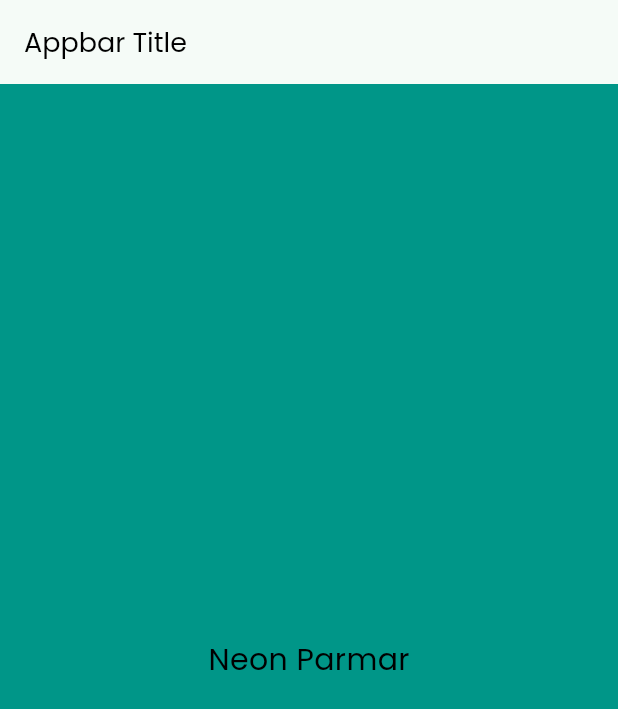
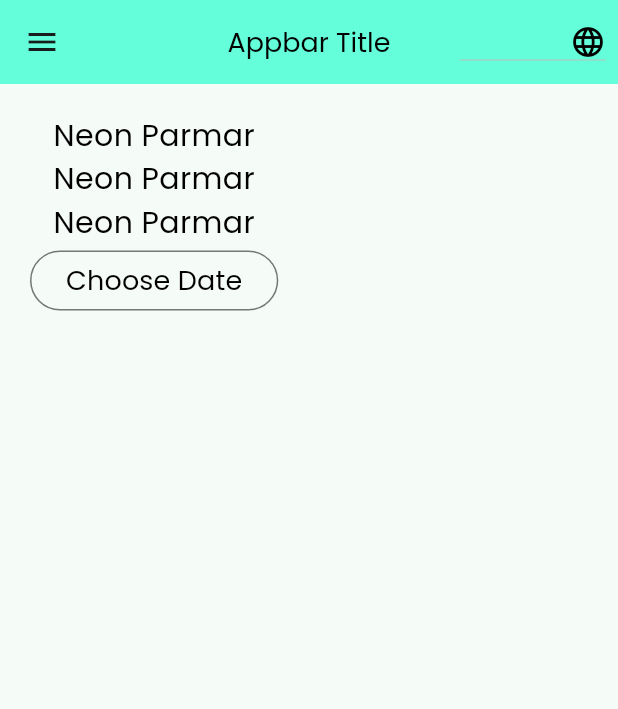
Before and after one commit to NMParmarr/localization, a Flutter app: the screen it shows after launch, on a phone screen of 412 x 824 dp. Shown: the top 709 px of the screen. Run offline on Flutter 3.47's test engine with Material 2 defaults, Android fonts, the phone set to English and light mode, and no system bars; our stand-ins replace google_fonts; network calls fail.

Commit message:
make language class and lang files .arb

```diff
--- /dev/null
+++ b/l10.yaml
@@ -0,0 +1,3 @@
+arb-dir: lib/l10n
+template-arb-file: app_en.arb
+output-localization-file: app_localizations.dart
--- /dev/null
+++ b/lib/l10n/app_ar.arb
@@ -0,0 +1,5 @@
+{
+    "name" : "اسم",
+    "neonParmar" : "نيون بارمار",
+    "chooseDate" : "اختر موعدا"
+}
--- /dev/null
+++ b/lib/l10n/app_en.arb
@@ -0,0 +1,5 @@
+{
+    "name" : "Name",
+    "neonParmar" : "Neon Parmar",
+    "chooseDate" : "Choose Date"
+}
--- a/lib/main.dart
+++ b/lib/main.dart
@@ -1,4 +1,5 @@
 import 'package:flutter/material.dart';
+import 'package:flutter_localizations/flutter_localizations.dart';
 import 'package:localization/providers/splash_provider.dart';
 import 'package:localization/routegenerator.dart';
 import 'package:provider/provider.dart';
@@ -25,6 +26,16 @@ class MyApp extends StatelessWidget {
       debugShowCheckedModeBanner: false,
       title: title,
       theme: myTheme(),
+      localizationsDelegates: [
+        GlobalMaterialLocalizations.delegate,
+        GlobalWidgetsLocalizations.delegate,
+        GlobalCupertinoLocalizations.delegate,
+      ],
+      supportedLocales: [
+        Locale('en'), // English
+        Locale('ar'), // Arabic
+      ],
+      locale: Locale('en'),
       initialRoute: RouteGenerator.splashScreen,
       onGenerateRoute: RouteGenerator.generateRoute,
     );
--- /dev/null
+++ b/lib/resourses/languages/languages.dart
@@ -0,0 +1,13 @@
+class Language {
+  final int id;
+  final String flag;
+  final String name;
+  final String langCode;
+
+  Language(this.id, this.flag, this.name, this.langCode);
+
+  static List<Language> languageList() => <Language>[
+        Language(1, '🇮🇳', 'English', 'en'),
+        Language(2, '🇮🇶', 'إنجليزي', 'ar'),
+      ];
+}
--- a/lib/utils/custom_utils.dart
+++ b/lib/utils/custom_utils.dart
@@ -1,8 +1,36 @@
 import 'package:flutter/material.dart';
+import 'package:localization/resourses/languages/languages.dart';
 import 'package:localization/utils/my_text_util.dart';
 
 class Utils extends AppBar {
   static AppBar appbar = AppBar(
+    backgroundColor: Colors.tealAccent,
     title: MyText(text: "Appbar Title"),
+    centerTitle: true,
+    actions: [
+      Padding(
+        padding: EdgeInsets.all(8),
+        child: DropdownButton<Language>(
+            icon: Icon(
+              Icons.language,
+              color: Colors.black,
+            ),
+            items: Language.languageList()
+                .map<DropdownMenuItem<Language>>(
+                  (e) => DropdownMenuItem(
+                    value: e,
+                    child: Row(
+                      mainAxisAlignment: MainAxisAlignment.spaceBetween,
+                      children: [
+                        Text(e.flag),
+                        Text(e.name),
+                      ],
+                    ),
+                  ),
+                )
+                .toList(),
+            onChanged: (Language? language) {}),
+      )
+    ],
   );
 }
--- a/lib/views/home_page.dart
+++ b/lib/views/home_page.dart
@@ -14,18 +14,36 @@ class _HomePageState extends State<HomePage> {
   Widget build(BuildContext context) {
     return Scaffold(
         appBar: Utils.appbar,
+        drawer: Drawer(),
         body: Container(
-          color: Colors.teal,
-          child: Center(
-              child: Column(
-            mainAxisAlignment: MainAxisAlignment.center,
+          padding: EdgeInsets.all(20),
+          child: Column(
+            // mainAxisAlignment: MainAxisAlignment.center,
             children: [
               MyText(
                 text: "Neon Parmar",
                 fontSize: 20,
               ),
+              MyText(
+                text: "Neon Parmar",
+                fontSize: 20,
+              ),
+              MyText(
+                text: "Neon Parmar",
+                fontSize: 20,
+              ),
+              OutlinedButton(
+                  onPressed: () {
+                    showDialog(
+                        context: context,
+                        builder: (_) => DatePickerDialog(
+                            initialDate: DateTime.now(),
+                            firstDate: DateTime(2000),
+                            lastDate: DateTime(2024)));
+                  },
+                  child: MyText(text: "Choose Date"))
             ],
-          )),
+          ),
         ));
   }
 }
--- a/pubspec.yaml
+++ b/pubspec.yaml
@@ -37,6 +37,9 @@ dependencies:
   cupertino_icons: ^1.0.2
   provider: ^6.0.5
   google_fonts: ^6.1.0
+  flutter_localizations:
+    sdk: flutter
+  intl: ^0.18.1
 
 dev_dependencies:
   flutter_test:
@@ -54,7 +57,7 @@ dev_dependencies:
 
 # The following section is specific to Flutter packages.
 flutter:
-
+  generate: true
   # The following line ensures that the Material Icons font is
   # included with your application, so that you can use the icons in
   # the material Icons class.
```
Also changed, not shown: pubspec.lock.
